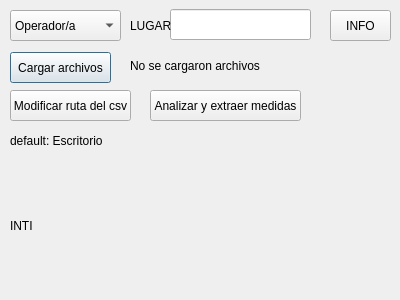
Old version of the form GUI.ui in the repository tinchofiuba/ScanerPies.
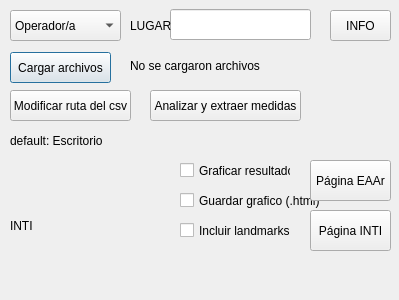
New version of the form.

Commit message: me falta solo accionar las funciones de guardar plot y de mostrar plot  y de abrir las paginas mediante los URL

Patch:
```diff
--- a/GUI.ui
+++ b/GUI.ui
@@ -6,7 +6,7 @@
    <rect>
     <x>0</x>
     <y>0</y>
-    <width>400</width>
+    <width>399</width>
     <height>300</height>
    </rect>
   </property>
@@ -162,6 +162,71 @@
     <string>INTI</string>
    </property>
   </widget>
+  <widget class="QCheckBox" name="checkBox">
+   <property name="geometry">
+    <rect>
+     <x>180</x>
+     <y>160</y>
+     <width>111</width>
+     <height>21</height>
+    </rect>
+   </property>
+   <property name="text">
+    <string>Graficar resultados</string>
+   </property>
+  </widget>
+  <widget class="QCheckBox" name="checkBox_2">
+   <property name="geometry">
+    <rect>
+     <x>180</x>
+     <y>190</y>
+     <width>151</width>
+     <height>21</height>
+    </rect>
+   </property>
+   <property name="text">
+    <string>Guardar grafico (.html)</string>
+   </property>
+  </widget>
+  <widget class="QCheckBox" name="checkBox_3">
+   <property name="geometry">
+    <rect>
+     <x>180</x>
+     <y>220</y>
+     <width>151</width>
+     <height>21</height>
+    </rect>
+   </property>
+   <property name="text">
+    <string>Incluir landmarks</string>
+   </property>
+  </widget>
+  <widget class="QPushButton" name="pushButton_5">
+   <property name="geometry">
+    <rect>
+     <x>310</x>
+     <y>160</y>
+     <width>81</width>
+     <height>41</height>
+    </rect>
+   </property>
+   <property name="text">
+    <string>Página EAAr</string>
+   </property>
+  </widget>
+  <widget class="QPushButton" name="pushButton_6">
+   <property name="geometry">
+    <rect>
+     <x>310</x>
+     <y>210</y>
+     <width>81</width>
+     <height>41</height>
+    </rect>
+   </property>
+   <property name="text">
+    <string>Página INTI</string>
+   </property>
+  </widget>
  </widget>
  <resources/>
  <connections/>
```
The commit also changes 9 other files.
